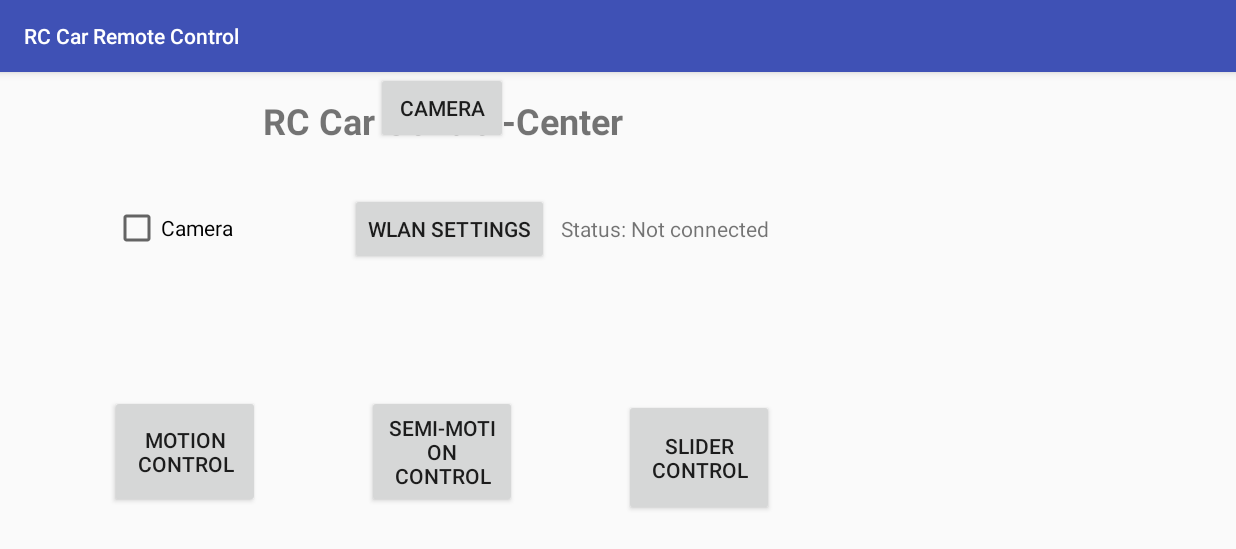
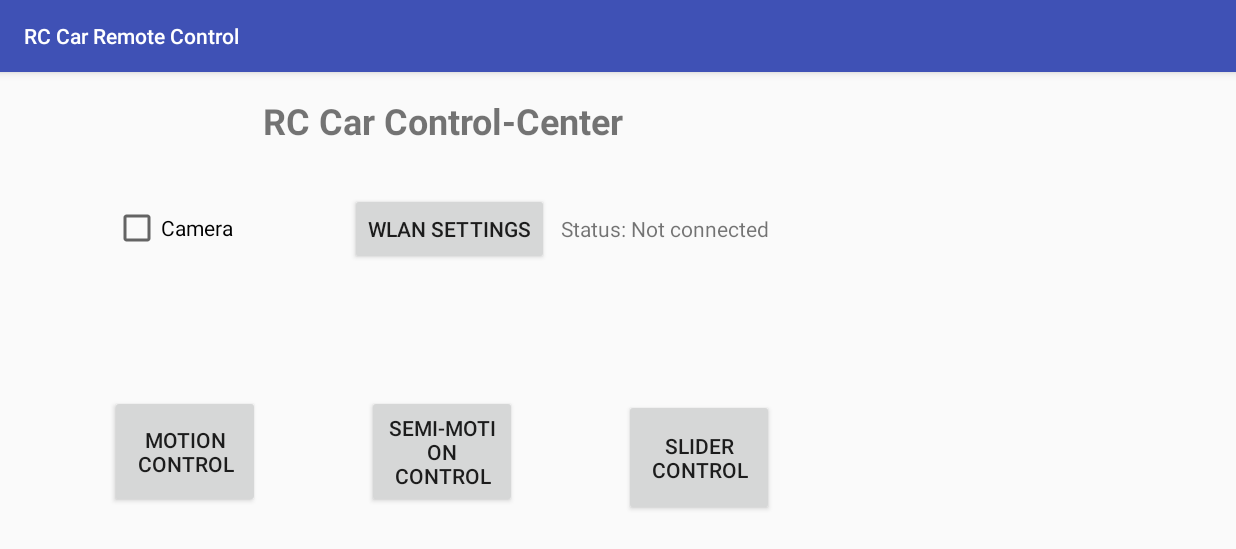
Before and after one commit to rene-langer/rccar_android, an Android app: the screen it shows after launch (MainActivity), on a phone screen of 824 x 412 dp (held sideways). Shown: the top 549 px of the screen. Run offline under Robolectric (Android 15) with nearby library versions, the phone set to English and light mode, and no system bars.

Commit message:
Camera removed

```diff
--- a/app/src/main/AndroidManifest.xml
+++ b/app/src/main/AndroidManifest.xml
@@ -35,10 +35,6 @@
             android:name=".ControlSliderActivity"
             android:parentActivityName=".MainActivity"
             android:screenOrientation="landscape"></activity>
-        <activity
-            android:name=".CameraActivity"
-            android:parentActivityName=".MainActivity"
-            android:screenOrientation="landscape"></activity>
     </application>
 
 </manifest>
--- a/app/src/main/java/de/haw_hamburg/bachelorprojekt_rc/rccar/MainActivity.java
+++ b/app/src/main/java/de/haw_hamburg/bachelorprojekt_rc/rccar/MainActivity.java
@@ -17,7 +17,7 @@ import android.widget.TextView;
 
 
 public class MainActivity extends AppCompatActivity implements View.OnClickListener {
-    Button buttonConnect, buttonMotion, buttonSemiMotion, buttonSlider, buttonCamera;
+    Button buttonConnect, buttonMotion, buttonSemiMotion, buttonSlider;
     TextView textViewConnected;
 
 
@@ -34,9 +34,6 @@ public class MainActivity extends AppCompatActivity implements View.OnClickListe
         buttonSemiMotion.setOnClickListener(this);
         buttonSlider = (Button)findViewById(R.id.buttonControlSlider);
         buttonSlider.setOnClickListener(this);
-        buttonCamera = (Button)findViewById(R.id.buttonCamera);
-        buttonCamera.setOnClickListener(this);
-
 
         // Connection information
         textViewConnected = (TextView)findViewById(R.id.textViewConnected);
@@ -91,11 +88,6 @@ public class MainActivity extends AppCompatActivity implements View.OnClickListe
                 Intent intentControlSemiMotion = new Intent(this, ControlSemiMotionActivity.class);
                 startActivity(intentControlSemiMotion);
                 break;
-            case R.id.buttonCamera:
-                // go to CameraActivity
-                Intent intentCamera = new Intent(this, CameraActivity.class);
-                startActivity(intentCamera);
-                break;
         }
     }
 }
--- a/app/src/main/res/layout/activity_main.xml
+++ b/app/src/main/res/layout/activity_main.xml
@@ -79,15 +79,4 @@
         app:layout_constraintBottom_toBottomOf="parent"
         app:layout_constraintLeft_toRightOf="@+id/textView_header" />
 
-    <Button
-        android:id="@+id/buttonCamera"
-        android:layout_width="wrap_content"
-        android:layout_height="wrap_content"
-        android:layout_marginEnd="8dp"
-        android:layout_marginStart="8dp"
-        android:text="Camera"
-        app:layout_constraintEnd_toStartOf="@+id/buttonControlSlider"
-        app:layout_constraintStart_toEndOf="@+id/buttonControlMotion"
-        tools:layout_editor_absoluteY="246dp" />
-
 </android.support.constraint.ConstraintLayout>
```
Also changed, not shown: app/src/main/java/de/haw_hamburg/bachelorprojekt_rc/rccar/CameraActivity.java (deleted, +0 -13 lines), app/src/main/res/layout/activity_camera.xml (deleted, +0 -9 lines).
